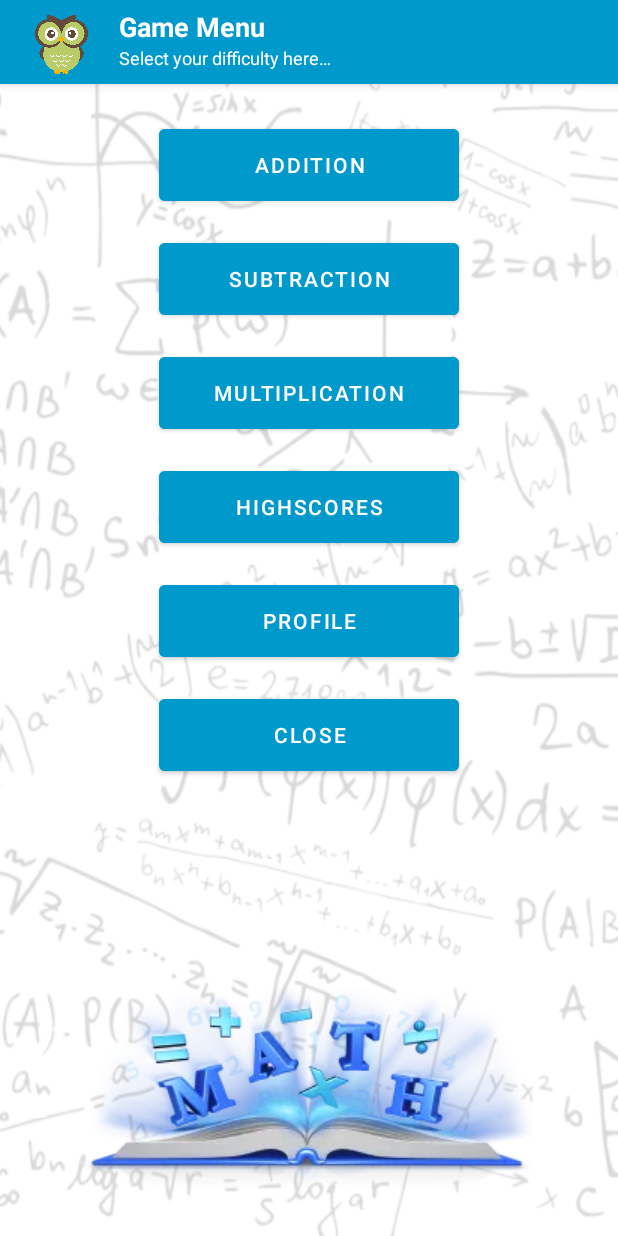
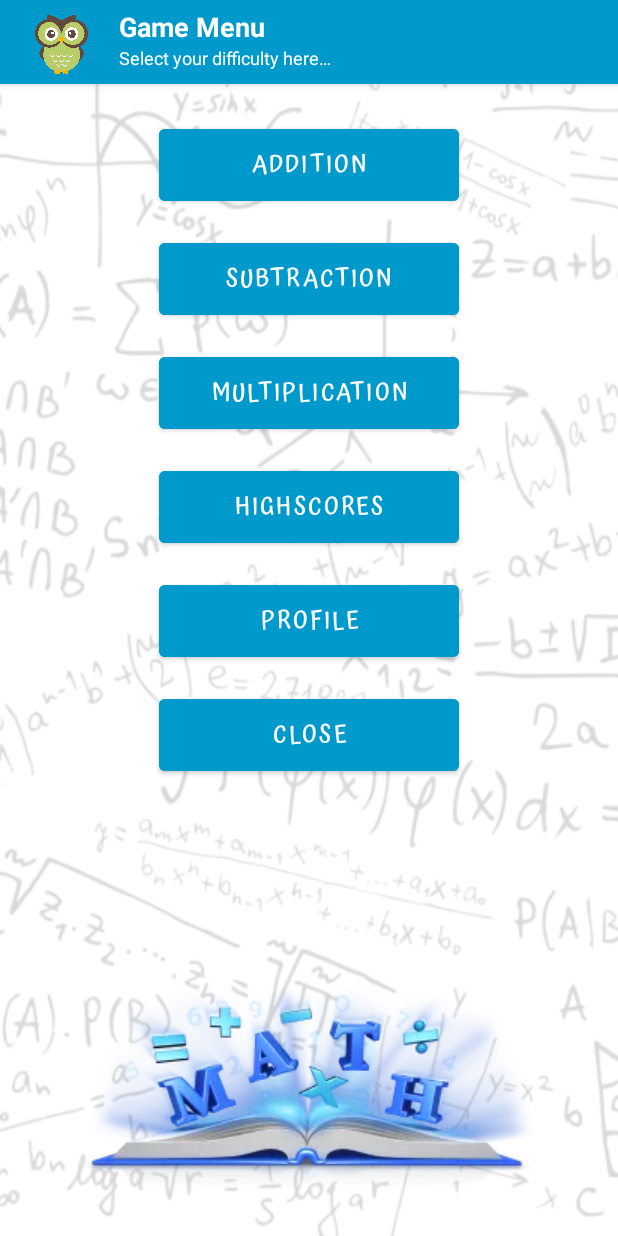
Before and after one commit to dennisbr3003/MathThingy, an Android app: the MainMenuFragment screen opened directly, with no data from a screen before it, on a phone screen of 412 x 824 dp. Run offline under Robolectric (Android 15) with nearby library versions, the phone set to English and light mode, and no system bars; network calls fail.

```diff
--- a/app/src/main/java/com/dennis_brink/android/mymaththingy/MainActivity.java
+++ b/app/src/main/java/com/dennis_brink/android/mymaththingy/MainActivity.java
@@ -47,15 +47,19 @@ public class MainActivity extends AppCompatActivity implements ILogConstants {
 
         super.onResume();
 
+        Log.d(LOG_TAG, "onresume");
+
         Profile profile = GameCore.getProfile();
+
+        Log.d(LOG_TAG, "compete online " + profile.isCompeteOnline());
+        Log.d(LOG_TAG, "profile is registered " + profile.isRegistered());
+        Log.d(LOG_TAG, "showFragment " + profile.isShowRegistrationFragment());
+        Log.d(LOG_TAG, "Playmode (0, 1, 2) " + profile.getPlaymode() );
+
         if(!(profile.isCompeteOnline() && profile.isRegistered()) && profile.isShowRegistrationFragment() && profile.getPlaymode() != 0) {
-            setupLogoNotRegisteredText();
-            ivMathBook.setVisibility(View.GONE);
-            // this runs after onCreate so this code will replace the menu fragment if needed.
-            fragmentManager.beginTransaction()
-                    .replace(R.id.fragmentContainerMainActivity, NotRegisteredFragment.class, null, "regis")
-                    .setReorderingAllowed(true)
-                    .commit();
+            loadNotRegisteredFragment();
+        } else {
+            loadMainMenuFragment();
         }
     }
 
@@ -88,6 +92,7 @@ public class MainActivity extends AppCompatActivity implements ILogConstants {
     }
 
     public void loadMainMenuFragment() {
+        Log.d(LOG_TAG, "load 'main menu' fragment");
         ivMathBook.setVisibility(View.VISIBLE);
         fragmentManager.beginTransaction()
                 .replace(R.id.fragmentContainerMainActivity, MainMenuFragment.class, null, "menu")
@@ -95,4 +100,14 @@ public class MainActivity extends AppCompatActivity implements ILogConstants {
                 .commit();
     }
 
+    public void loadNotRegisteredFragment() {
+        Log.d(LOG_TAG, "load 'not registered' fragment");
+        setupLogoNotRegisteredText();
+        ivMathBook.setVisibility(View.GONE);
+        fragmentManager.beginTransaction()
+                .replace(R.id.fragmentContainerMainActivity, NotRegisteredFragment.class, null, "regis")
+                .setReorderingAllowed(true)
+                .commit();
+    }
+
 }
--- a/app/src/main/res/layout/activity_high_score.xml
+++ b/app/src/main/res/layout/activity_high_score.xml
@@ -51,10 +51,11 @@
         android:id="@+id/txtNoWinners"
         android:layout_width="wrap_content"
         android:layout_height="wrap_content"
+        android:background="@color/DefaultBackground"
+        android:fontFamily="@font/atma_medium"
         android:text="@string/_nowinnershere"
         android:textAlignment="center"
-        android:textColor="@color/WhiteSmoke"
-        android:textSize="20sp"
+        android:textSize="24sp"
         android:textStyle="bold"
         android:visibility="invisible"
         app:layout_constraintBottom_toBottomOf="@+id/imgHighScoreFooter"
--- a/app/src/main/res/layout/fragment_main_menu.xml
+++ b/app/src/main/res/layout/fragment_main_menu.xml
@@ -20,7 +20,9 @@
             android:layout_height="60dp"
             android:layout_marginTop="24dp"
             android:backgroundTint="@color/holo_blue_dark"
+            android:fontFamily="@font/atma_medium"
             android:text="@string/_addition"
+            android:textSize="16sp"
             app:layout_constraintEnd_toEndOf="parent"
             app:layout_constraintStart_toStartOf="parent"
             app:layout_constraintTop_toTopOf="parent" />
@@ -31,7 +33,9 @@
             android:layout_height="60dp"
             android:layout_marginTop="16dp"
             android:backgroundTint="@color/holo_blue_dark"
+            android:fontFamily="@font/atma_medium"
             android:text="@string/_subtraction"
+            android:textSize="16sp"
             app:layout_constraintEnd_toEndOf="parent"
             app:layout_constraintStart_toStartOf="parent"
             app:layout_constraintTop_toBottomOf="@+id/btnAdd" />
@@ -42,7 +46,9 @@
             android:layout_height="60dp"
             android:layout_marginTop="16dp"
             android:backgroundTint="@color/holo_blue_dark"
+            android:fontFamily="@font/atma_medium"
             android:text="@string/_multiplication"
+            android:textSize="16sp"
             app:layout_constraintEnd_toEndOf="parent"
             app:layout_constraintStart_toStartOf="parent"
             app:layout_constraintTop_toBottomOf="@+id/btnSubtract" />
@@ -53,7 +59,9 @@
             android:layout_height="60dp"
             android:layout_marginTop="16dp"
             android:backgroundTint="@color/holo_blue_dark"
+            android:fontFamily="@font/atma_medium"
             android:text="@string/_highscores"
+            android:textSize="16sp"
             app:layout_constraintEnd_toEndOf="parent"
             app:layout_constraintStart_toStartOf="parent"
             app:layout_constraintTop_toBottomOf="@+id/btnMultiply" />
@@ -64,7 +72,9 @@
             android:layout_height="60dp"
             android:layout_marginTop="16dp"
             android:backgroundTint="@color/holo_blue_dark"
+            android:fontFamily="@font/atma_medium"
             android:text="@string/_profile"
+            android:textSize="16sp"
             app:layout_constraintEnd_toEndOf="parent"
             app:layout_constraintStart_toStartOf="parent"
             app:layout_constraintTop_toBottomOf="@+id/btnHighScores" />
@@ -75,7 +85,9 @@
             android:layout_height="60dp"
             android:layout_marginTop="16dp"
             android:backgroundTint="@color/holo_blue_dark"
+            android:fontFamily="@font/atma_medium"
             android:text="@string/_close"
+            android:textSize="16sp"
             app:layout_constraintEnd_toEndOf="parent"
             app:layout_constraintStart_toStartOf="parent"
             app:layout_constraintTop_toBottomOf="@+id/btnGoToRegistration" />
--- a/app/src/main/res/values/strings.xml
+++ b/app/src/main/res/values/strings.xml
@@ -83,4 +83,5 @@
     <string name="_name">Name</string>
     <string name="_call_sign">Call sign</string>
     <string name="_email_address">E-mail address</string>
+    <string name="_notonline">You do not play online, no score here!</string>
 </resources>
```
Also changed, not shown: app/src/main/java/com/dennis_brink/android/mymaththingy/HighScoreActivity.java (+17 -2 lines), app/src/main/java/com/dennis_brink/android/mymaththingy/RecyclerAdapter.java (+37 -23 lines), app/src/main/java/com/dennis_brink/android/mymaththingy/gamecore/Score.java (+36 -16 lines), app/src/main/res/layout/highscore_card_design.xml (+33 -2 lines).
